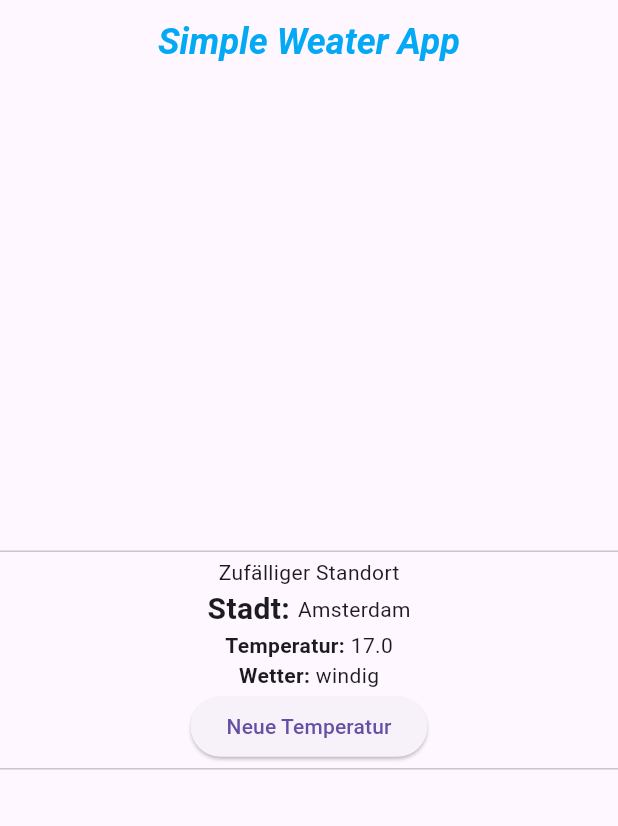
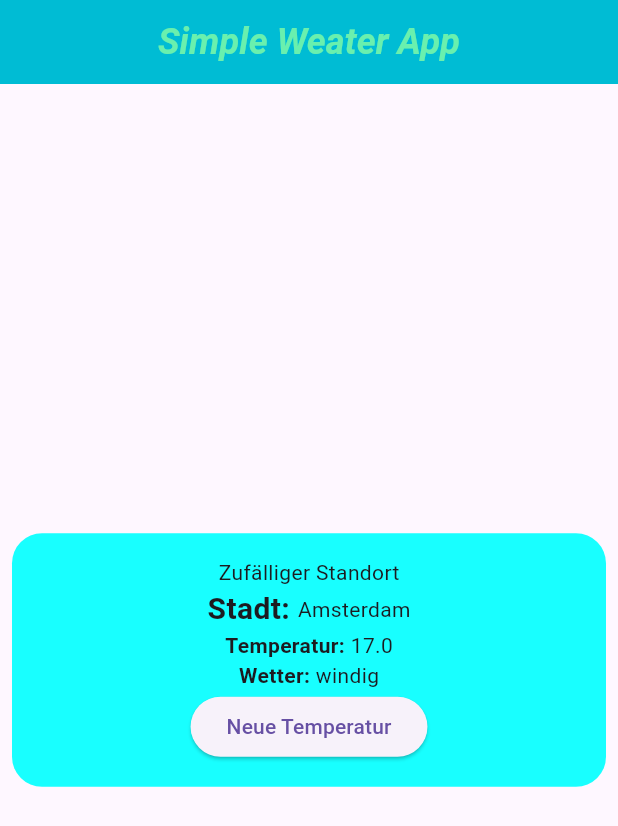
Before and after one commit to arthur892/ts_4_1_1_4_3_2_simple_weather_app, a Flutter app: the screen it shows after launch, on a phone screen of 412 x 824 dp. Shown: the top 826 px of the screen. Run offline on Flutter 3.47's test engine with Material 3 defaults, Android fonts, the phone set to English and light mode, and no system bars.

Commit message:
better ui

```diff
--- a/lib/main.dart
+++ b/lib/main.dart
@@ -68,14 +68,17 @@ class MainApp extends StatelessWidget {
             title: const Text(
               'Simple Weater App',
               style: TextStyle(
-                  color: Colors.lightBlue,
+                  color: Colors.greenAccent,
                   fontSize: 24,
                   fontStyle: FontStyle.italic,
                   fontWeight: FontWeight.bold),
             ),
+            backgroundColor: Colors.cyan,
             centerTitle: true,
           ),
-          body: Column(
+          body: Padding(
+            padding: const EdgeInsets.all(8.0),
+            child: Column(
               mainAxisAlignment: MainAxisAlignment.center,
               crossAxisAlignment: CrossAxisAlignment.stretch,
               children: [
@@ -83,17 +86,11 @@ class MainApp extends StatelessWidget {
                 // weatherWidget(
                 //   weatherRepositoryData: weatherRepositoryData.getWeatherData("Berlin"),
                 // ),
-              const Divider(
-                height: 8,
-              ),
-              const Center(child: Text("Zufälliger Standort")),
                 weatherWidgetRandom(
                   weatherRepositoryData: weatherRepositoryData,
                 ),
-              const Divider(
-                height: 8,
+              ],
             ),
-            ],
           )),
     );
   }
@@ -112,8 +109,15 @@ class weatherWidgetRandomState extends State<weatherWidgetRandom> {
 
   @override
   Widget build(BuildContext context) {
-    return Column(
+    return Container(
+      padding: const EdgeInsets.all(16),
+      decoration: BoxDecoration(
+        borderRadius: BorderRadius.circular(20),
+        color: Colors.cyanAccent,
+      ),
+      child: Column(
         children: [
+          const Center(child: Text("Zufälliger Standort")),
           Row(
             mainAxisAlignment: MainAxisAlignment.center,
             children: [
@@ -145,6 +149,7 @@ class weatherWidgetRandomState extends State<weatherWidgetRandom> {
               },
               child: const Text("Neue Temperatur"))
         ],
+      ),
     );
   }
 }
```
Lines whose indentation alone changed are shown as unchanged.
